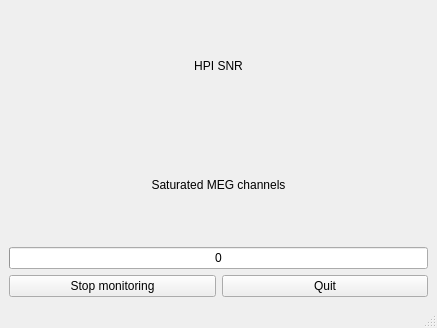
Qt form hpimon/hpimon.ui (jjnurminen/hpimon) before a commit.
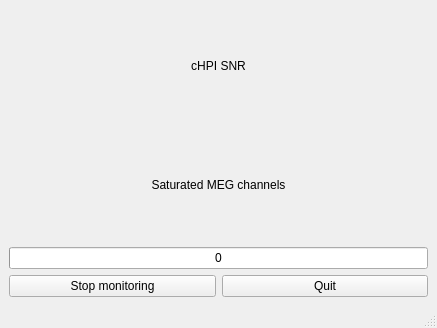
The same form after that commit.

Commit message: dyn layout ok

```diff
--- a/hpimon/hpimon.ui
+++ b/hpimon/hpimon.ui
@@ -18,7 +18,7 @@
     <item>
      <widget class="QLabel" name="label">
       <property name="text">
-       <string>HPI SNR</string>
+       <string>cHPI SNR</string>
       </property>
       <property name="alignment">
        <set>Qt::AlignCenter</set>
```
The commit also changes 1 other file.
